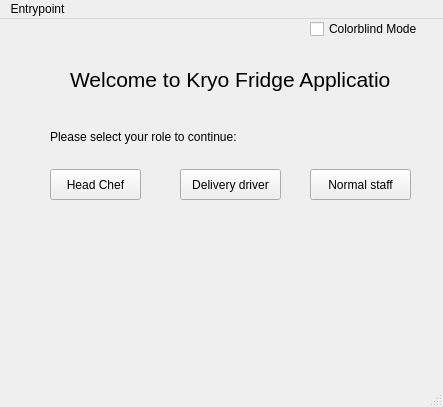
Above: root/UI/entrypoint.ui from seb246810/KryoFridge before the change. Below: the same form after it.
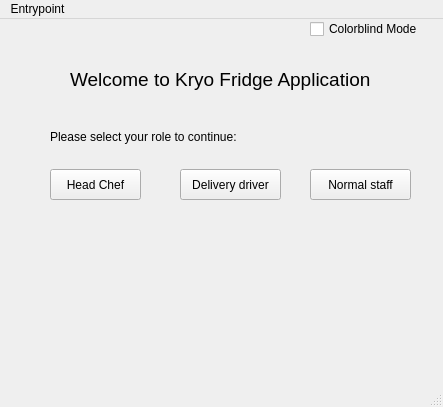
That is the form after the change.

Commit message: font size changed

```diff
--- a/root/UI/entrypoint.ui
+++ b/root/UI/entrypoint.ui
@@ -26,7 +26,7 @@
     <property name="font">
      <font>
       <family>Helvetica</family>
-      <pointsize>16</pointsize>
+      <pointsize>14</pointsize>
      </font>
     </property>
     <property name="text">
```
